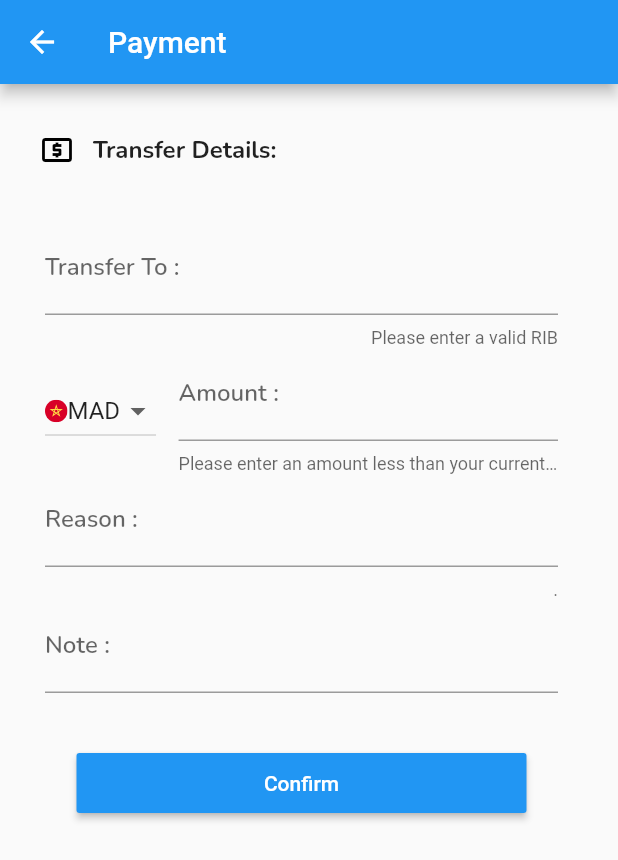
After one commit to deva0kh/bank_app, a Flutter app: the PayScreen screen opened directly, on a phone screen of 412 x 824 dp. The commit adds this screen. Shown: the top 860 px of the screen. Run offline on Flutter 3.47's test engine with Material 2 defaults, Android fonts, the phone set to English and light mode, and no system bars; our stand-ins replace flutter_svg, google_fonts; missing offline and left inert: slide_to_confirm.

Commit message:
payment page (front end)

```diff
--- a/lib/custom_icons/flutter_custom_icon.dart
+++ b/lib/custom_icons/flutter_custom_icon.dart
@@ -15,8 +15,8 @@
 ///
 import 'package:flutter/widgets.dart';
 
-class MyFlutterApp {
-  MyFlutterApp._();
+class Fluttericons {
+  Fluttericons._();
 
   static const _kFontFamNavDrawer = 'nav_drawer';
   static const _kFontFamSlide = 'slide_icon';
--- a/lib/view/home_screen.dart
+++ b/lib/view/home_screen.dart
@@ -1,8 +1,9 @@
 import 'package:bank_app/constants/color_constant.dart';
-import 'package:bank_app/custom_icons/flutter_custom_icon.dart';
+
 import 'package:bank_app/models/transaction_model.dart';
+import 'package:bank_app/view/payement_screen.dart';
 import 'package:flutter/material.dart';
-import 'package:bank_app/custom_icons/flutter_custom_icon.dart';
+
 import 'package:flutter_svg/flutter_svg.dart';
 import 'package:google_fonts/google_fonts.dart';
 import 'package:bank_app/models/card_model.dart';
@@ -27,11 +28,11 @@ class Homescreen extends StatefulWidget{
               .backgroundColor,
           elevation: 0,
           leading: IconButton(
-              icon: Icon(MyFlutterApp.navigation_drawer,
+              icon: Icon(Icons.credit_card,
                 color: Colors.black,
               ),
               onPressed: () {},
-            padding: EdgeInsets.only(left: 8),
+            padding: EdgeInsets.only(left: 14),
           ),
         ),
         bottomNavigationBar: BottomAppBar(
@@ -47,7 +48,13 @@ class Homescreen extends StatefulWidget{
               borderRadius: BorderRadius.circular(8),
             ),
             child: ConfirmationSlider(
-              onConfirmation: (){},
+              onConfirmation: (){
+                Navigator.push(
+                  context,
+                  MaterialPageRoute(builder: (context) => PayScreen()),
+                );
+
+              },
               height: 56,
               width: MediaQuery.of(context).size.width-32,
               backgroundColor: Colors.transparent,
--- /dev/null
+++ b/lib/view/payement_screen.dart
@@ -0,0 +1,143 @@
+import 'package:flutter/material.dart';
+import 'package:flutter_svg/flutter_svg.dart';
+import 'package:google_fonts/google_fonts.dart';
+
+class PayScreen extends StatefulWidget{
+
+  @override
+  _PayScreenState createState() => _PayScreenState();
+}
+
+class _PayScreenState extends State<PayScreen> {
+  int _value = 1;
+  final _formkey = GlobalKey<FormState>();
+  @override
+  Widget build(BuildContext context) {
+  return Scaffold(
+    appBar: AppBar(
+      title: Text("Payment"),
+    ),
+    body: Container(
+      child: ListView(
+        physics: ClampingScrollPhysics(),
+
+        children: <Widget>[
+          Padding(
+            padding: EdgeInsets.only(left: 14,top : 20,bottom: 24),
+            child:
+            Row(
+              children: <Widget>[
+            IconButton(
+            icon: Icon(Icons.local_atm,
+              color: Colors.black,
+              ),
+            ),
+                Text(
+                  'Transfer Details: ',
+                  style: GoogleFonts.nunito(fontWeight: FontWeight.w700, fontStyle: FontStyle.normal, fontSize: 16),
+                ),
+              ],
+            ),
+          ),
+          Container(
+            padding: EdgeInsets.only(left: 30,right: 40),
+            child: Form(
+              key: _formkey ,
+              child: Column(
+                children: <Widget>[
+
+                  TextFormField(
+                    style: GoogleFonts.nunito(fontWeight: FontWeight.w600),
+                    decoration: InputDecoration(
+                      labelText: 'Transfer To :',
+                      hintText: 'RIB',
+                      counterText: 'Please enter a valid RIB',
+
+                    ),
+                  ),
+                  Row(
+                    mainAxisAlignment: MainAxisAlignment.center,
+                      children: <Widget>[
+                        DropdownButton(
+
+                          value: _value,
+                          items: [
+                            DropdownMenuItem(
+                              child: Row(
+                                  children: <Widget>[
+                                    SvgPicture.asset('assets/svg/morocco.svg',height: 15,width: 15,),
+                                    Text("MAD"),
+                                  ],
+                                ),
+                              value: 1,
+                            ),
+                            DropdownMenuItem(
+                              child: Text("soon .."),
+                              value: 2,
+                            ),
+
+                          ],
+                          onChanged: (value) {
+                            setState(() {
+                              _value = value;
+                            });
+                          }),
+                        Container(width: 15, color: Colors.transparent),
+                    new  Flexible(
+                        child: TextFormField(
+                          style: GoogleFonts.nunito(fontWeight: FontWeight.w600),
+                          decoration: InputDecoration(
+                            labelText: 'Amount :',
+                            hintText: 'eg: 3000 DH',
+                            counterText: 'Please enter an amount less than your current balance',
+                            suffixText: ' DH',
+
+                          ),
+                        ),
+                      ),
+                    ],
+                  ),
+                  TextFormField(
+                    style: GoogleFonts.nunito(fontWeight: FontWeight.w600),
+                    decoration: InputDecoration(
+                      labelText: 'Reason :',
+                      hintText: 'eg: bill payment',
+                      counterText: '.',
+                    ),
+                  ),
+                  TextFormField(
+                    maxLength: 30,
+                    style: GoogleFonts.nunito(fontWeight: FontWeight.w600),
+                    decoration: InputDecoration(
+
+                      labelText: 'Note :',
+                      hintText: 'Create a note for this payment',
+                        counterStyle: TextStyle(height: double.minPositive,),
+                        counterText: ""
+
+                    ),
+                  ),
+
+                  Container(
+                    width: 300,
+                    height: 80,
+                    padding: EdgeInsets.only(top:40),
+                    child: RaisedButton(
+
+                      padding: EdgeInsets.only(left: 20,right: 20),
+                      color: Colors.blue,
+                      textColor: Colors.white,
+                      child:  Text('Confirm'),
+                      onPressed: (){}),
+                  ),
+                ],
+              ),
+            )
+          ),
+        ],
+      ),
+    ),
+  );
+  }
+
+}
```
Also changed, not shown: assets/svg/morocco.svg (added), lib/utils/payement_utils.dart (added).
